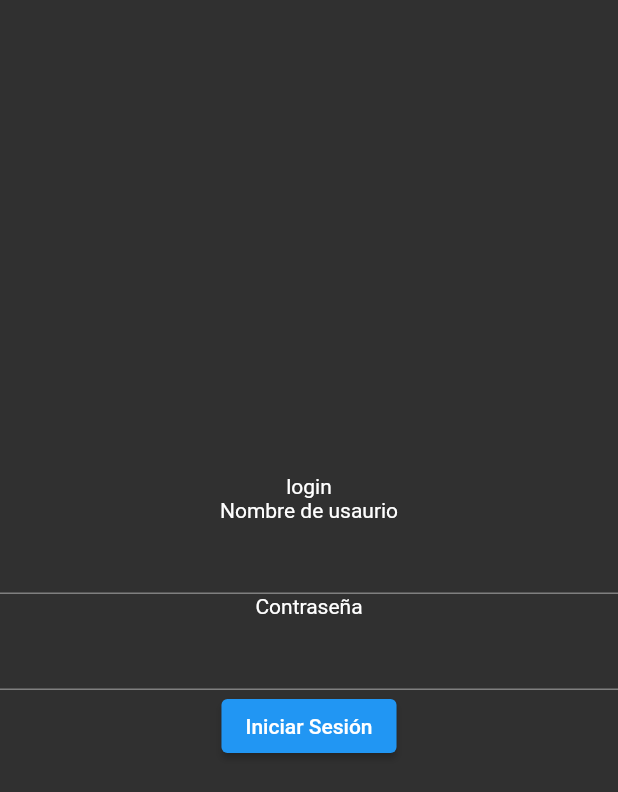
After one commit to ValeBM-gif/bustrack, a Flutter app: the screen it shows after launch, after a tap on the "directions bus" icon, on a phone screen of 412 x 824 dp. The commit adds this screen. Shown: the top 792 px of the screen. Run offline on Flutter 3.47's test engine with Material 2 defaults, Android fonts, the phone set to English and light mode, and no system bars; our stand-ins replace cloud_firestore, firebase_core, geolocator, google_maps_flutter, google_places_flutter, location; missing offline and left inert: flutter_geofire, flutter_polyline_points, google_map_polyline_new; accounts and stored records are empty.

Commit message:
pushesito de a mentis

```diff
--- a/lib/main.dart
+++ b/lib/main.dart
@@ -2,6 +2,7 @@ import 'package:bustrackk/models/ruta.dart';
 import 'package:bustrackk/screens/home_screen.dart';
 import 'package:bustrackk/screens/map_screen.dart';
 import 'package:bustrackk/screens/routes_screen.dart';
+import 'package:firebase_core/firebase_core.dart';
 import 'package:flutter/material.dart';
 import 'package:geolocator/geolocator.dart';
 import 'package:google_maps_flutter/google_maps_flutter.dart';
@@ -18,7 +19,9 @@ bool mostrarRuta = false;
 Ruta? rutaAMostrar;
 Prediction? prediccionElegida;
 
-void main() {
+void main()async {
+  WidgetsFlutterBinding.ensureInitialized();
+  await Firebase.initializeApp();
   runApp(MyApp());
 }
 
--- a/lib/screens/home_screen.dart
+++ b/lib/screens/home_screen.dart
@@ -1,6 +1,7 @@
 //APIIIII: AIzaSyAVmAwz26C4R61AE2vJfnT2uRif6CjepoY
 import 'dart:convert';
 import 'package:bustrackk/main.dart';
+import 'package:bustrackk/screens/loginBus_screen.dart';
 import 'package:flutter/material.dart';
 import 'package:google_places_flutter/model/prediction.dart';
 import '../constants.dart';
@@ -31,8 +32,8 @@ Future<List> getSugerenciasLugares(String input) async {
 }
 
 class HomeScreen extends StatefulWidget {
-  final void Function(int, maps.LatLng, bool, maps.LatLng?,
-      maps.LatLng?, bool, Ruta?, Prediction?) irAMapa;
+  final void Function(int, maps.LatLng, bool, maps.LatLng?, maps.LatLng?, bool,
+      Ruta?, Prediction?) irAMapa;
   const HomeScreen({
     super.key,
     required this.irAMapa,
@@ -97,7 +98,7 @@ class _HomeScreenState extends State<HomeScreen> {
           mainAxisAlignment: MainAxisAlignment.start,
           crossAxisAlignment: CrossAxisAlignment.start,
           children: [
-             Row(
+            Row(
               mainAxisAlignment: MainAxisAlignment.spaceBetween,
               children: [
                 const Column(
@@ -126,7 +127,22 @@ class _HomeScreenState extends State<HomeScreen> {
                 ),
                 Padding(
                   padding: EdgeInsets.only(right: 78.0),
-                  child: Icon(Icons.directions_bus_rounded, size: 60, color: Colors.grey.shade300,),
+                  child: GestureDetector(
+                      onTap: () {
+                        Navigator.push(
+                          context,
+                          MaterialPageRoute(
+                            builder: (context) {
+                              return LoginBusScreen();
+                            },
+                          ),
+                        );
+                      },
+                      child: Icon(
+                        Icons.directions_bus_rounded,
+                        size: 60,
+                        color: Colors.grey.shade300,
+                      )),
                 )
               ],
             ),
@@ -168,8 +184,8 @@ class _HomeScreenState extends State<HomeScreen> {
                         TextPosition(offset: prediction.description!.length));
 
                     await getPlaceDetails(prediction.placeId!);
-                    widget.irAMapa(1, searchedLoc, false, null,
-                        null, false, null, prediction);
+                    widget.irAMapa(1, searchedLoc, false, null, null, false,
+                        null, prediction);
                     FocusManager.instance.primaryFocus?.unfocus();
                   },
                   // if we want to make custom list item builder
--- /dev/null
+++ b/lib/screens/loginBus_screen.dart
@@ -0,0 +1,44 @@
+import 'package:bustrackk/screens/bus_screen.dart';
+import 'package:flutter/material.dart';
+//import 'package:fluttertoast/fluttertoast.dart';
+
+class LoginBusScreen extends StatefulWidget {
+  const LoginBusScreen({super.key});
+
+  @override
+  State<LoginBusScreen> createState() => _LoginBusScreenState();
+}
+
+class _LoginBusScreenState extends State<LoginBusScreen> {
+  TextEditingController usuarioController = TextEditingController();
+  TextEditingController passwordController = TextEditingController();
+
+  @override
+  Widget build(BuildContext context) {
+    return Scaffold(body: Center(child: Column(
+      mainAxisAlignment: MainAxisAlignment.center,
+      children: [
+        Text('login'),
+        Text('Nombre de usaurio'),
+        TextField(controller: usuarioController,),
+        Text('Contraseña'),
+        TextField(controller: passwordController,),
+        ElevatedButton(onPressed: (){
+          if(usuarioController.text=='admin'&&passwordController.text=='123'){
+            Navigator.push(context, MaterialPageRoute(builder: (context){return BusScreen();}));
+          }else{
+            // Fluttertoast.showToast(
+            //     msg: "NO",
+            //     toastLength: Toast.LENGTH_LONG,
+            //     gravity: ToastGravity.CENTER,
+            //     timeInSecForIosWeb: 1,
+            //     backgroundColor: Colors.red,
+            //     textColor: Colors.white,
+            //     fontSize: 16.0
+            // );
+          }
+        }, child: Text('Iniciar Sesión'))
+      ],
+    ),),);
+  }
+}
```
Also changed, not shown: lib/screens/bus_screen.dart (added, +90 -0 lines), pubspec.yaml (+7 -0 lines), pubspec.lock, 7 other files.
